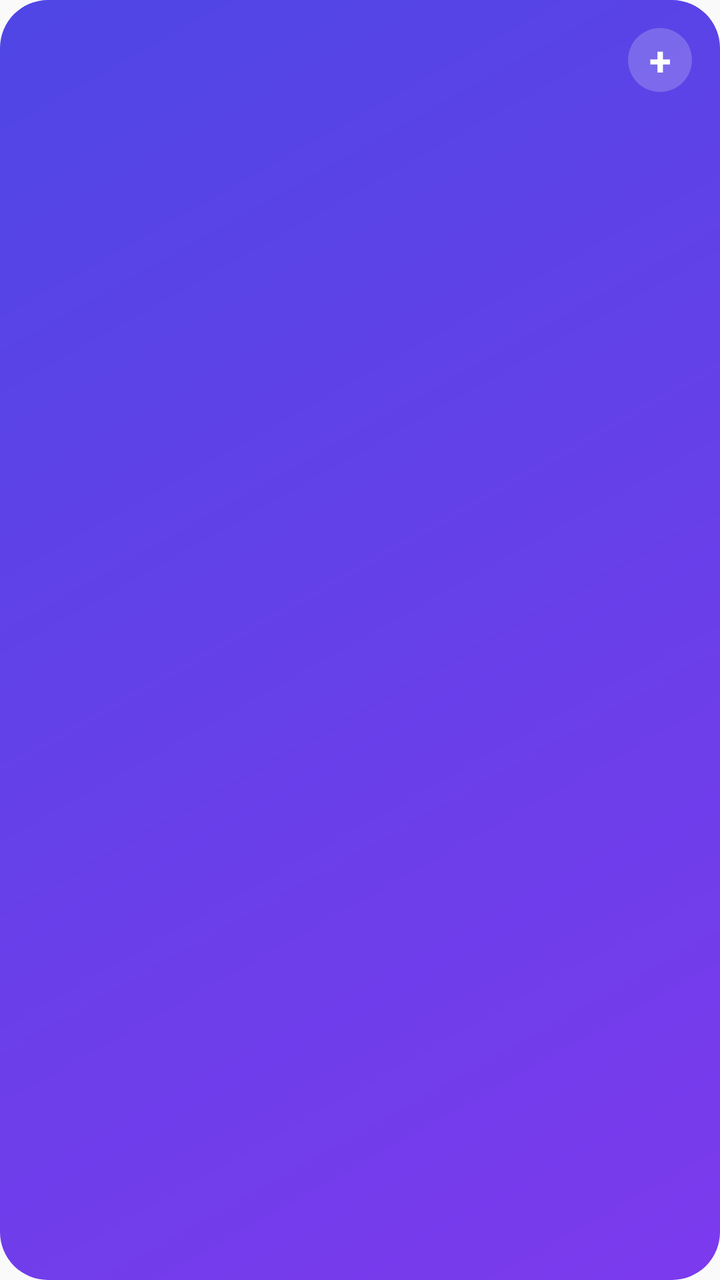
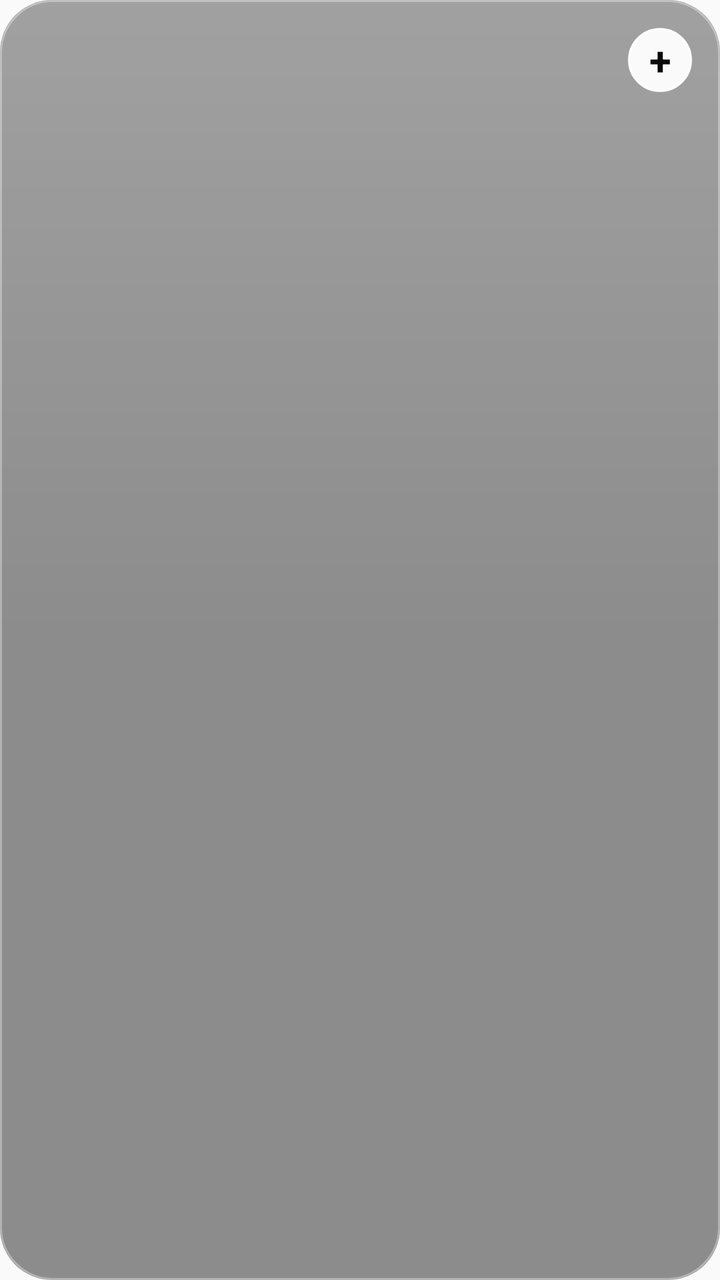

Two renders of the same Android screen: before a commit and after it. Below are the layout's source before the change and the commit's diff.
<!-- AndroidManifest.xml: application theme AppTheme -->
<!-- res/layout/widget_summary.xml -->
<?xml version="1.0" encoding="utf-8"?>
<LinearLayout xmlns:android="http://schemas.android.com/apk/res/android"
    android:id="@+id/w_root"
    android:layout_width="match_parent"
    android:layout_height="match_parent"
    android:background="@drawable/widget_bg_hero"
    android:orientation="vertical"
    android:padding="14dp">
    <LinearLayout
        android:layout_width="match_parent"
        android:layout_height="wrap_content"
        android:gravity="center_vertical"
        android:orientation="horizontal">
        <TextView
            android:id="@+id/w_s_month"
            android:layout_width="0dp"
            android:layout_height="wrap_content"
            android:layout_weight="1"
            android:textColor="#D9FFFFFF"
            android:textSize="12sp"
            android:textStyle="bold" />
        <TextView
            android:id="@+id/w_s_add"
            android:layout_width="32dp"
            android:layout_height="32dp"
            android:background="@drawable/widget_plus"
            android:gravity="center"
            android:text="+"
            android:textColor="#FFFFFFFF"
            android:textSize="20sp"
            android:textStyle="bold" />
    </LinearLayout>
    <TextView
        android:id="@+id/w_s_big_label"
        android:layout_width="wrap_content"
        android:layout_height="wrap_content"
        android:textColor="#CCFFFFFF"
        android:textSize="11sp" />
    <TextView
        android:id="@+id/w_s_big"
        android:layout_width="wrap_content"
        android:layout_height="wrap_content"
        android:maxLines="1"
        android:textColor="#FFFFFFFF"
        android:textSize="30sp"
        android:textStyle="bold" />
    <LinearLayout
        android:layout_width="match_parent"
        android:layout_height="wrap_content"
        android:orientation="horizontal">
        <TextView
            android:id="@+id/w_s_today"
            android:layout_width="0dp"
            android:layout_height="wrap_content"
            android:layout_weight="1"
            android:textColor="#E6FFFFFF"
            android:textSize="12sp" />
        <TextView
            android:id="@+id/w_s_spent"
            android:layout_width="wrap_content"
            android:layout_height="wrap_content"
            android:textColor="#E6FFFFFF"
            android:textSize="12sp" />
    </LinearLayout>
    
    <View
        android:layout_width="match_parent"
        android:layout_height="0dp"
        android:layout_weight="1" />
    <ImageView
        android:id="@+id/w_s_chart"
        android:layout_width="match_parent"
        android:layout_height="wrap_content"
        android:adjustViewBounds="true"
        android:contentDescription="Spending, last seven days"
        android:scaleType="fitCenter" />
</LinearLayout>
<!-- resources referenced by this layout -->
<resources>
  <!-- drawable widget_bg_hero (drawable) -->
  <?xml version="1.0" encoding="utf-8"?>
  <shape xmlns:android="http://schemas.android.com/apk/res/android" android:shape="rectangle">
      <gradient android:angle="315" android:startColor="#FF4F46E5" android:endColor="#FF7C3AED" />
      <corners android:radius="24dp" />
  </shape>
  <!-- drawable widget_plus (drawable) -->
  <?xml version="1.0" encoding="utf-8"?>
  <shape xmlns:android="http://schemas.android.com/apk/res/android" android:shape="oval">
      <solid android:color="#33FFFFFF" />
  </shape>
  <style name="AppTheme" parent="Theme.AppCompat.Light.DarkActionBar">
          
          <item name="colorPrimary">@color/colorPrimary</item>
          <item name="colorPrimaryDark">@color/colorPrimaryDark</item>
          <item name="colorAccent">@color/colorAccent</item>
      </style>
</resources>

<!-- the commit's change to res/layout/widget_summary.xml (unified diff, before → after) -->
@@ -26,7 +26,7 @@
             android:background="@drawable/widget_plus"
             android:gravity="center"
             android:text="+"
-            android:textColor="#FFFFFFFF"
+            android:textColor="#FF0A0A0C"
             android:textSize="20sp"
             android:textStyle="bold" />
     </LinearLayout>
<!-- resource entries referenced after the edit -->
@@ -2,14 +2,32 @@
 <resources>
   <!-- drawable widget_bg_hero (drawable) -->
   <?xml version="1.0" encoding="utf-8"?>
-  <shape xmlns:android="http://schemas.android.com/apk/res/android" android:shape="rectangle">
-      <gradient android:angle="315" android:startColor="#FF4F46E5" android:endColor="#FF7C3AED" />
-      <corners android:radius="24dp" />
-  </shape>
+  <layer-list xmlns:android="http://schemas.android.com/apk/res/android">
+      <item>
+          <shape android:shape="rectangle">
+              <solid android:color="#7A141416" />
+              <corners android:radius="26dp" />
+          </shape>
+      </item>
+      <item>
+          <shape android:shape="rectangle">
+              <gradient android:angle="270" android:startColor="#2EFFFFFF" android:centerColor="#00FFFFFF" android:endColor="#00FFFFFF" />
+              <corners android:radius="26dp" />
+          </shape>
+      </item>
+      <item>
+          <shape android:shape="rectangle">
+              <solid android:color="#00000000" />
+              <corners android:radius="26dp" />
+              <stroke android:width="1dp" android:color="#55FFFFFF" />
+          </shape>
+      </item>
+  </layer-list>
   <!-- drawable widget_plus (drawable) -->
   <?xml version="1.0" encoding="utf-8"?>
   <shape xmlns:android="http://schemas.android.com/apk/res/android" android:shape="oval">
-      <solid android:color="#33FFFFFF" />
+      <solid android:color="#F2FFFFFF" />
+      <stroke android:width="1dp" android:color="#FFFFFFFF" />
   </shape>
   <style name="AppTheme" parent="Theme.AppCompat.Light.DarkActionBar">
           
